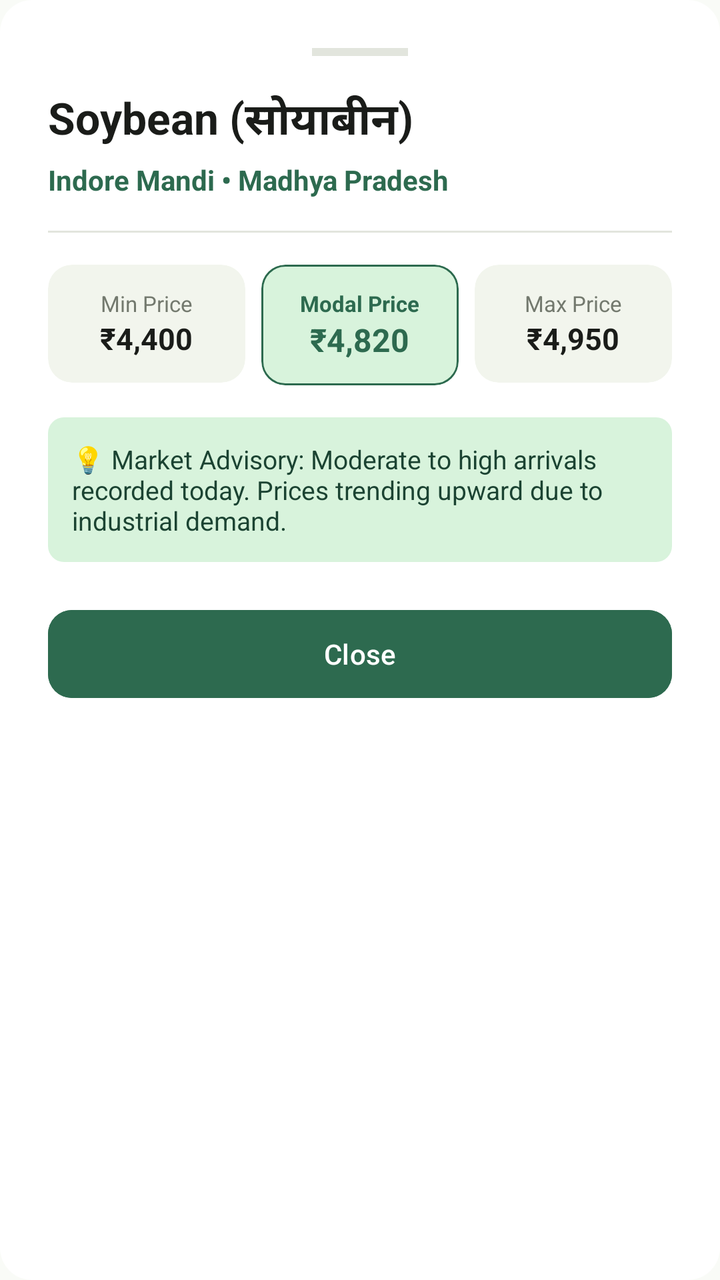
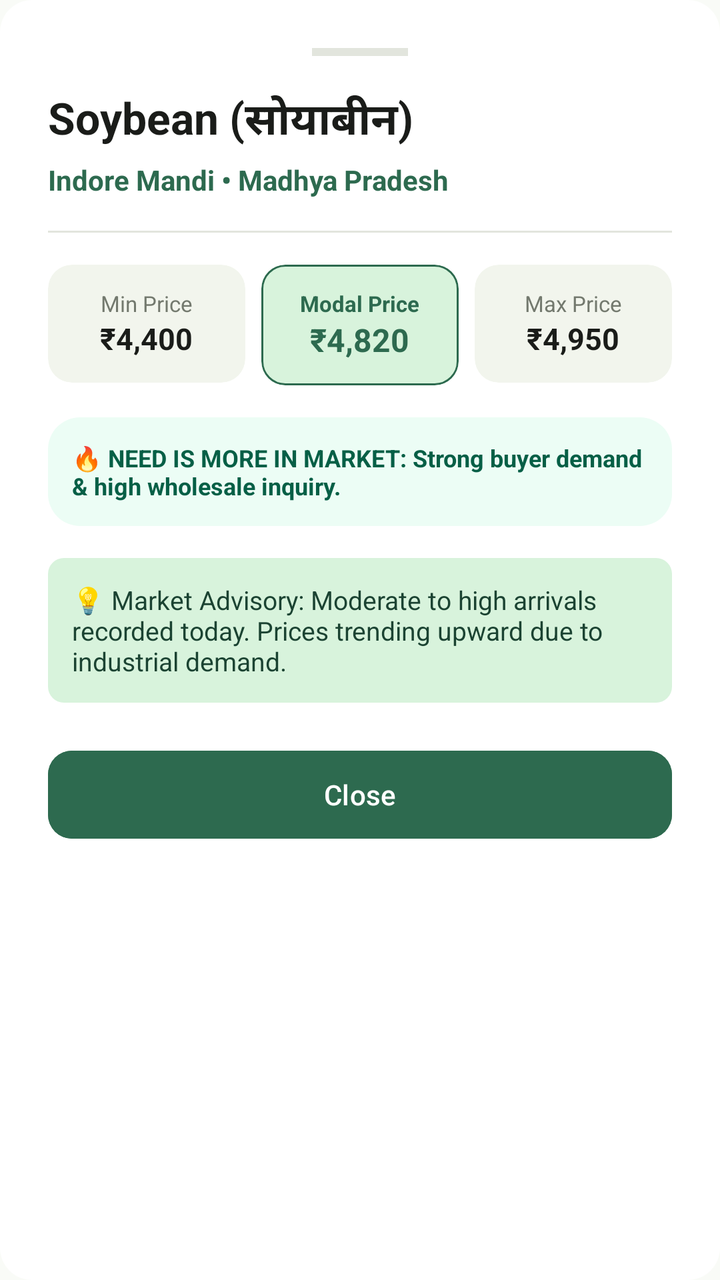

Screens rendered from an Android XML layout before and after an edit, with the pre-edit source and the edit as a unified diff.
<!-- AndroidManifest.xml: application theme Theme.AgroSmart -->
<!-- res/layout/dialog_crop_price_detail.xml -->
<?xml version="1.0" encoding="utf-8"?>
<LinearLayout xmlns:android="http://schemas.android.com/apk/res/android"
    xmlns:app="http://schemas.android.com/apk/res-auto"
    android:layout_width="match_parent"
    android:layout_height="wrap_content"
    android:orientation="vertical"
    android:padding="24dp"
    android:background="@drawable/bg_rounded_card">

    <View
        android:layout_width="48dp"
        android:layout_height="4dp"
        android:layout_gravity="center_horizontal"
        android:layout_marginBottom="16dp"
        android:background="@color/divider_line" />

    <TextView
        android:id="@+id/dialogCropName"
        android:layout_width="wrap_content"
        android:layout_height="wrap_content"
        android:text="Soybean (सोयाबीन)"
        android:textSize="22sp"
        android:textStyle="bold"
        android:textColor="@color/text_primary" />

    <TextView
        android:id="@+id/dialogMarketLocation"
        android:layout_width="wrap_content"
        android:layout_height="wrap_content"
        android:layout_marginTop="4dp"
        android:text="Indore Mandi • Madhya Pradesh"
        android:textSize="14sp"
        android:textColor="@color/forest_green_primary"
        android:textStyle="bold" />

    <View
        android:layout_width="match_parent"
        android:layout_height="1dp"
        android:layout_marginTop="16dp"
        android:layout_marginBottom="16dp"
        android:background="@color/divider_line" />

    
    <LinearLayout
        android:layout_width="match_parent"
        android:layout_height="wrap_content"
        android:orientation="horizontal"
        android:weightSum="3">

        
        <com.google.android.material.card.MaterialCardView
            android:layout_width="0dp"
            android:layout_height="wrap_content"
            android:layout_weight="1"
            android:layout_marginEnd="4dp"
            app:cardCornerRadius="12dp"
            app:cardBackgroundColor="@color/bg_surface_tint"
            app:strokeWidth="0dp">
            <LinearLayout
                android:layout_width="match_parent"
                android:layout_height="wrap_content"
                android:orientation="vertical"
                android:padding="12dp"
                android:gravity="center">
                <TextView
                    android:layout_width="wrap_content"
                    android:layout_height="wrap_content"
                    android:text="Min Price"
                    android:textSize="11sp"
                    android:textColor="@color/text_muted" />
                <TextView
                    android:id="@+id/dialogMinPrice"
                    android:layout_width="wrap_content"
                    android:layout_height="wrap_content"
                    android:text="₹4,400"
                    android:textStyle="bold"
                    android:textSize="15sp"
                    android:textColor="@color/text_primary" />
            </LinearLayout>
        </com.google.android.material.card.MaterialCardView>

        
        <com.google.android.material.card.MaterialCardView
            android:layout_width="0dp"
            android:layout_height="wrap_content"
            android:layout_weight="1"
            android:layout_marginStart="4dp"
            android:layout_marginEnd="4dp"
            app:cardCornerRadius="12dp"
            app:cardBackgroundColor="@color/forest_green_surface"
            app:strokeWidth="1dp"
            app:strokeColor="@color/forest_green_primary">
            <LinearLayout
                android:layout_width="match_parent"
                android:layout_height="wrap_content"
                android:orientation="vertical"
                android:padding="12dp"
                android:gravity="center">
                <TextView
                    android:layout_width="wrap_content"
                    android:layout_height="wrap_content"
                    android:text="Modal Price"
                    android:textSize="11sp"
                    android:textStyle="bold"
                    android:textColor="@color/forest_green_primary" />
                <TextView
                    android:id="@+id/dialogModalPrice"
                    android:layout_width="wrap_content"
                    android:layout_height="wrap_content"
                    android:text="₹4,820"
                    android:textStyle="bold"
                    android:textSize="16sp"
                    android:textColor="@color/forest_green_primary" />
            </LinearLayout>
        </com.google.android.material.card.MaterialCardView>

        
        <com.google.android.material.card.MaterialCardView
            android:layout_width="0dp"
            android:layout_height="wrap_content"
            android:layout_weight="1"
            android:layout_marginStart="4dp"
            app:cardCornerRadius="12dp"
            app:cardBackgroundColor="@color/bg_surface_tint"
            app:strokeWidth="0dp">
            <LinearLayout
                android:layout_width="match_parent"
                android:layout_height="wrap_content"
                android:orientation="vertical"
                android:padding="12dp"
                android:gravity="center">
                <TextView
                    android:layout_width="wrap_content"
                    android:layout_height="wrap_content"
                    android:text="Max Price"
                    android:textSize="11sp"
                    android:textColor="@color/text_muted" />
                <TextView
                    android:id="@+id/dialogMaxPrice"
                    android:layout_width="wrap_content"
                    android:layout_height="wrap_content"
                    android:text="₹4,950"
                    android:textStyle="bold"
                    android:textSize="15sp"
                    android:textColor="@color/text_primary" />
            </LinearLayout>
        </com.google.android.material.card.MaterialCardView>
    </LinearLayout>

    <TextView
        android:id="@+id/dialogAdvisory"
        android:layout_width="match_parent"
        android:layout_height="wrap_content"
        android:layout_marginTop="16dp"
        android:background="@drawable/bg_category_badge"
        android:padding="12dp"
        android:text="💡 Market Advisory: Moderate to high arrivals recorded today. Prices trending upward due to industrial demand."
        android:textSize="13sp"
        android:textColor="@color/forest_green_dark" />

    <com.google.android.material.button.MaterialButton
        android:id="@+id/btnCloseDialog"
        android:layout_width="match_parent"
        android:layout_height="52dp"
        android:layout_marginTop="20dp"
        android:text="Close"
        app:cornerRadius="12dp"
        android:backgroundTint="@color/forest_green_primary"
        android:textColor="@color/white" />
</LinearLayout>
<!-- resources referenced by this layout -->
<resources>
  <color name="bg_surface_tint">#F2F5ED</color>
  <color name="divider_line">#E2E5DD</color>
  <color name="forest_green_dark">#1B4332</color>
  <color name="forest_green_primary">#2D6A4F</color>
  <color name="forest_green_surface">#D8F3DC</color>
  <color name="text_muted">#73796E</color>
  <color name="text_primary">#1A1C19</color>
  <color name="white">#FFFFFF</color>
  <!-- drawable bg_category_badge (drawable) -->
  <?xml version="1.0" encoding="utf-8"?>
  <shape xmlns:android="http://schemas.android.com/apk/res/android"
      android:shape="rectangle">
      <solid android:color="@color/forest_green_surface" />
      <corners android:radius="8dp" />
  </shape>
  <!-- drawable bg_rounded_card (drawable) -->
  <?xml version="1.0" encoding="utf-8"?>
  <shape xmlns:android="http://schemas.android.com/apk/res/android"
      android:shape="rectangle">
      <solid android:color="@color/bg_card_surface" />
      <corners android:radius="16dp" />
  </shape>
  <style name="Theme.AgroSmart" parent="Theme.Material3.DayNight.NoActionBar">
          
          <item name="colorPrimary">@color/forest_green_primary</item>
          <item name="colorPrimaryVariant">@color/forest_green_dark</item>
          <item name="colorOnPrimary">@color/white</item>
          <item name="colorSecondary">@color/leaf_green</item>
          <item name="colorSecondaryVariant">@color/forest_green_light</item>
          <item name="colorOnSecondary">@color/white</item>
  
          
          <item name="android:windowBackground">@color/bg_warm_cream</item>
          <item name="colorSurface">@color/bg_card_surface</item>
          <item name="colorOnSurface">@color/text_primary</item>
  
          
          <item name="android:statusBarColor">@color/forest_green_dark</item>
          <item name="android:windowLightStatusBar">false</item>
          <item name="android:navigationBarColor">@color/white</item>
          <item name="android:windowLightNavigationBar">true</item>
      </style>
  <color name="bg_card_surface">#FFFFFF</color>
  <color name="leaf_green">#52B788</color>
  <color name="forest_green_light">#40916C</color>
  <color name="bg_warm_cream">#F9FBF7</color>
</resources>

<!-- the commit's change to res/layout/dialog_crop_price_detail.xml (unified diff, before → after) -->
@@ -147,6 +147,20 @@
         </com.google.android.material.card.MaterialCardView>
     </LinearLayout>
 
+    
+    <TextView
+        android:id="@+id/dialogMarketNeed"
+        android:layout_width="match_parent"
+        android:layout_height="wrap_content"
+        android:layout_marginTop="16dp"
+        android:background="@drawable/bg_rounded_card"
+        android:backgroundTint="#ECFDF5"
+        android:padding="12dp"
+        android:text="🔥 NEED IS MORE IN MARKET: Strong buyer demand &amp; high wholesale inquiry."
+        android:textSize="12sp"
+        android:textStyle="bold"
+        android:textColor="#065F46" />
+
     <TextView
         android:id="@+id/dialogAdvisory"
         android:layout_width="match_parent"
